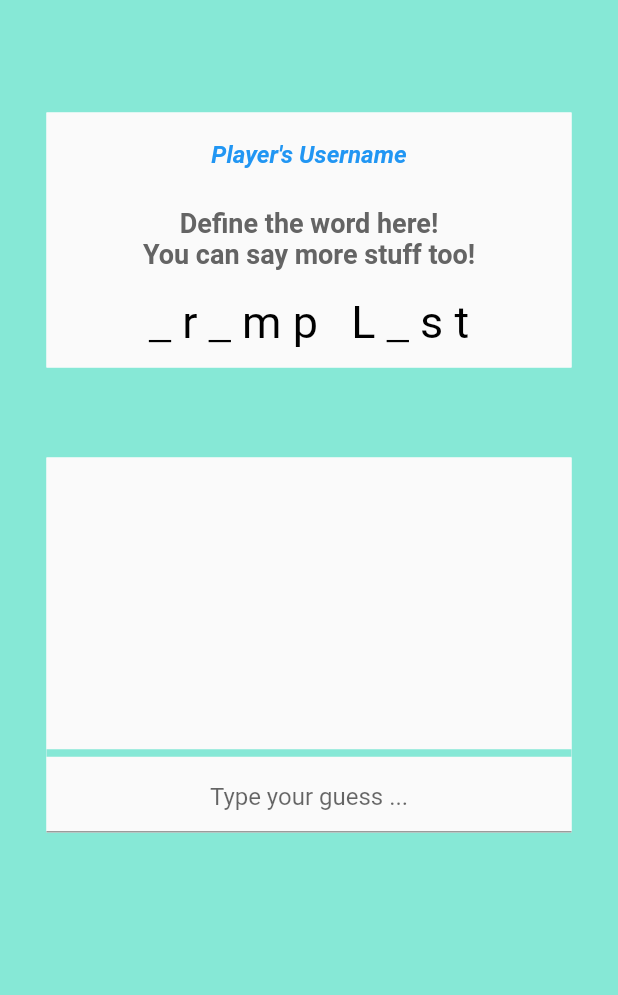
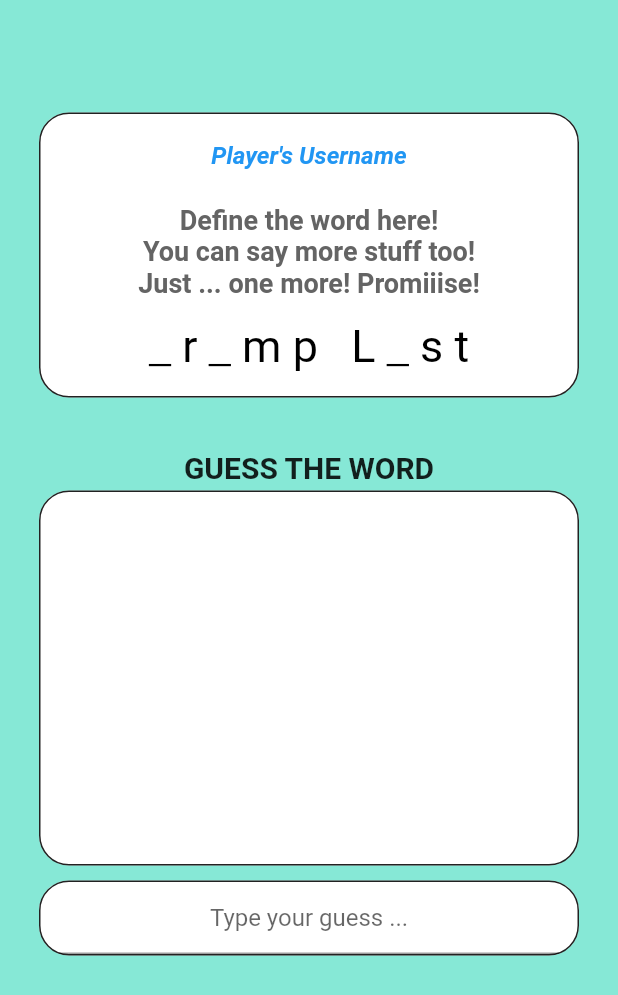
Before and after one commit to edurbrito/guess-it, a Flutter app: the GamePanel screen opened by its route, on a phone screen of 412 x 824 dp. Shown: the top 995 px of the screen. Run offline on Flutter 3.47's test engine with Material 2 defaults, Android fonts, the phone set to English and light mode, and no system bars.

Commit message:
game-panel updated

```diff
--- a/guess-it/guess_it_app/lib/screens/game-panel/game-panel.dart
+++ b/guess-it/guess_it_app/lib/screens/game-panel/game-panel.dart
@@ -1,6 +1,7 @@
 import 'dart:async';
 import 'dart:developer';
 
+import '../../utils.dart';
 import 'package:flutter/cupertino.dart';
 import 'package:flutter/material.dart';
 import 'package:flutter/widgets.dart';
@@ -12,26 +13,38 @@ class GamePanel extends StatefulWidget {
 }
 
 class _GamePanelState extends State<GamePanel> {
-  List<String> litems = [];
+  List<String> litems = [];                 // User input
   final TextEditingController eCtrl = new TextEditingController();
+  String realWord = "Trump Lost";           // The real word that will be used to check if the answer's close.
   String secretWord = "#r#mp L#st";         // Secret word. Change this to change the word!
   String userName = "Player's Username";    // The player's username.
 
   @override
   Widget build(BuildContext context) {
-    return Container(
-      color: Color.fromRGBO(134, 232, 214, 1.0),
+    return Scaffold(
+        resizeToAvoidBottomInset: true,
+        backgroundColor: Color.fromRGBO(134, 232, 214, 1.0),
+        body: Container(
+          padding: const EdgeInsets.fromLTRB(15, 0, 15, 0),
+          child: SingleChildScrollView(
+            child: Center(
                 child: Column(
+                  crossAxisAlignment: CrossAxisAlignment.center,
                   children: [
                     SizedBox(height: 75),
                     Container(
+                      decoration: BoxDecoration(
                           color: Colors.white,
-            width: 350.0,
-            height: 170.0,
-            child: Scaffold(
-              resizeToAvoidBottomInset: false,
-              body: SingleChildScrollView(
+                          border: Border.all(
+                            color: Colors.black87,
+                          ),
+                          borderRadius: BorderRadius.all(Radius.circular(20))
+                      ),
+                      width: 360.0,
+                      height: 190.0,
+                      child: SingleChildScrollView(
                           child: Column(
+                            mainAxisAlignment: MainAxisAlignment.spaceEvenly,
                             children: <Widget>[
                               ListTile(
                                 title: Center(
@@ -66,29 +79,34 @@ class _GamePanelState extends State<GamePanel> {
                           ),
                         ),
                       ),
+                    SizedBox(height: 35),
+                    Center(child:
+                      Text("GUESS THE WORD",
+                          style: TextStyle(fontWeight: FontWeight.bold, fontSize: 20)
                       ),
-          SizedBox(height: 60),
+                    ),
+                    SizedBox(height: 4),
                     Container(
+                        child: Column(
+                              children: <Widget>[
+                                Container(
+                                  height: 250.0,
+                                  width: 360.0,
+                                  decoration: BoxDecoration(
                                       color: Colors.white,
-              height: 250.0,
-              width: 350.0,
-              child: Scaffold(
-                  resizeToAvoidBottomInset: false,
-                  body: Column(
-                    children: <Widget>[
-                      new Expanded(
+                                      border: Border.all(
+                                        color: Colors.black87,
+                                      ),
+                                      borderRadius: BorderRadius.all(Radius.circular(20))
+                                  ),
                                   child: new ListView.separated(
-                            padding: const EdgeInsets.all(8),
+                                        padding: const EdgeInsets.all(12),
                                         itemCount: litems.length,
                                         itemBuilder: (BuildContext context, int index) {
-                              final item = litems[index];
                                           return RichText(
                                             text: TextSpan(
                                               style: TextStyle(fontSize: 18, color: Colors.black),
-                                  children: <TextSpan>[
-                                    TextSpan(text: userName + ": ", style: TextStyle(fontWeight: FontWeight.bold, color: Colors.blue)),
-                                    TextSpan(text: litems[index]),
-                                  ],
+                                              children: _setMessageString(index),
                                             ),
                                           );
                                         },
@@ -96,7 +114,17 @@ class _GamePanelState extends State<GamePanel> {
                                       )
                                     ),
                                 Divider(height: 10, thickness: 5, color: Color.fromRGBO(134, 232, 214, 1.0)),
-                      TextField(
+                                Container(
+                                  width: 360.0,
+                                  decoration: BoxDecoration(
+                                      color: Colors.white,
+                                      border: Border.all(
+                                        color: Colors.black87,
+                                      ),
+                                      borderRadius: BorderRadius.all(Radius.circular(20))
+                                  ),
+                                  padding: const EdgeInsets.fromLTRB(12, 0, 12, 0),
+                                  child: TextField(
                                     controller: eCtrl,
                                     textAlign: TextAlign.center,
                                     decoration: InputDecoration(
@@ -104,23 +132,26 @@ class _GamePanelState extends State<GamePanel> {
                                     ),
                                     onSubmitted: (text) {
                                       if(text.isNotEmpty)
-                            litems.add(text);
+                                        _checkAndAdd(text);
                                       eCtrl.clear();
                                       setState(() {});
                                     },
                                   ),
+                                ),
                               ],
-                  )
                             )
                         ),
                     SizedBox(height: 30),
                   ],
                 ),
+            ),
+        ),
+      ),
     );
   }
 
   _getTips(){
-      List<String> someList = ["Define the word here!", "You can say more stuff too!"];
+      List<String> someList = ["Define the word here!", "You can say more stuff too!", "Just ... one more! Promiiise!"];
       return new List<Widget>.generate(someList.length, (int index) {
         return Text(
             someList[index].toString(),
@@ -149,10 +180,45 @@ class _GamePanelState extends State<GamePanel> {
     return temp;
   }
 
+  _checkAndAdd(String text){
+    litems.add(text);
+    Utils utils = new Utils();
+    int result = utils.getLevenshteinDistance(text, realWord);
+
+    if(result == 0)
+      litems.add("YOU GOT IT!!");
+    else if(result > 0 && result <= 2)
+      litems.add("YOU ARE CLOSE!!");
+    else
+      litems.add("Wrong ...");
+  }
+
+  /* Formats the string based on its contents. */
   _setMessageString(int index){
+      bool isUserMessage = index % 2 == 0;
       String stringInQuestion = litems[index];
+      String authorMessage = (isUserMessage) ? userName + ": " : "Admin: ";
       List<TextSpan> temp = new List<TextSpan>();
 
+      temp.add(new TextSpan(text: authorMessage, style: TextStyle(fontWeight: FontWeight.bold, color: Colors.blue)));
+      if(!isUserMessage){
+          switch(stringInQuestion){
+            case "YOU GOT IT!!":
+              temp.add(new TextSpan(text: litems[index], style: TextStyle(fontWeight: FontWeight.bold, color: Colors.green)));
+              break;
+            case "YOU ARE CLOSE!!":
+              temp.add(new TextSpan(text: litems[index], style: TextStyle(fontWeight: FontWeight.bold, color: Colors.orange)));
+              break;
+            case "Wrong ...":
+              temp.add(new TextSpan(text: litems[index], style: TextStyle(fontWeight: FontWeight.bold, color: Colors.red)));
+              break;
+          }
+      }
+      else{
+        temp.add(TextSpan(text: litems[index]));
+      }
+
+      return temp;
   }
 
 }
```
Also changed, not shown: guess-it/guess_it_app/lib/utils.dart (added, +49 -0 lines). Lines whose indentation alone changed are shown as unchanged.
